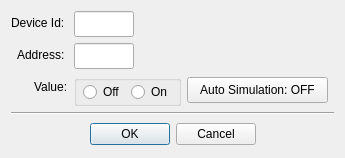
sanny32/OpenModScan, file src/dialogs/dialogwritecoilregister.ui: the form before one commit.
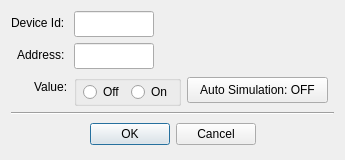
The form after the commit. Custom widgets are drawn as their Qt base class.

Commit message: Update UI properties for dialog components and translations

```diff
--- a/src/dialogs/dialogwritecoilregister.ui
+++ b/src/dialogs/dialogwritecoilregister.ui
@@ -7,7 +7,7 @@
     <x>0</x>
     <y>0</y>
     <width>345</width>
-    <height>157</height>
+    <height>160</height>
    </rect>
   </property>
   <property name="windowTitle">
@@ -40,7 +40,7 @@
      </property>
      <property name="maximumSize">
       <size>
-       <width>60</width>
+       <width>80</width>
        <height>16777215</height>
       </size>
      </property>
@@ -69,7 +69,7 @@
      </property>
      <property name="maximumSize">
       <size>
-       <width>60</width>
+       <width>80</width>
        <height>16777215</height>
       </size>
      </property>
```
Left out of the diff: 8 changed lines with no effect on the pictures. The commit also changes 7 other files.
